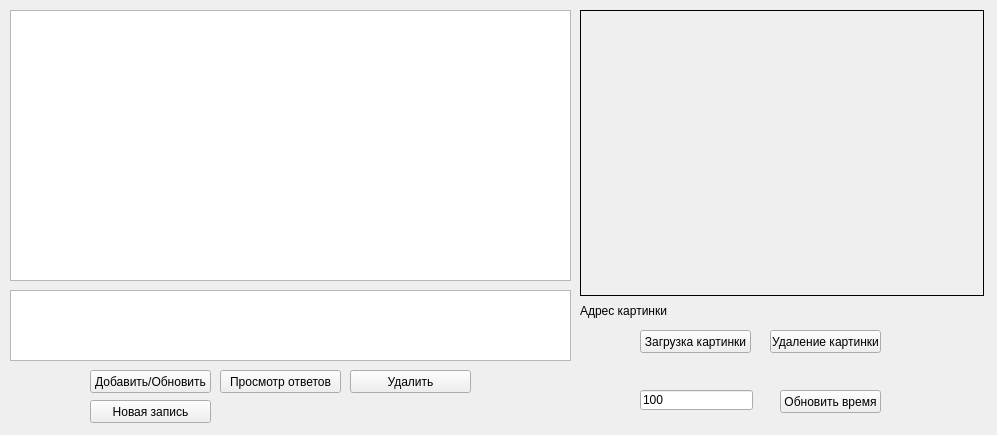
This is server/UI/edit_questions.ui in Scykorr/dmitr_client_serv_test as Qt 5 draws it before an edit. The edited form follows.
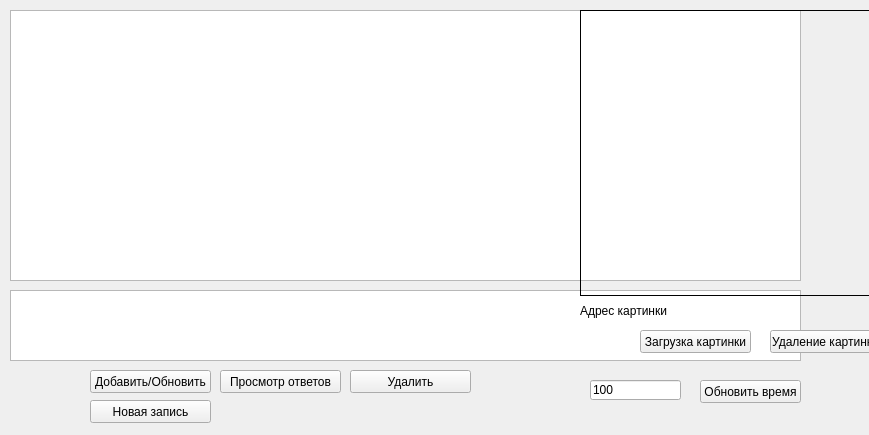
This is the edited form.

```diff
--- a/server/UI/edit_questions.ui
+++ b/server/UI/edit_questions.ui
@@ -6,7 +6,7 @@
    <rect>
     <x>0</x>
     <y>0</y>
-    <width>997</width>
+    <width>869</width>
     <height>435</height>
    </rect>
   </property>
@@ -18,7 +18,7 @@
     <rect>
      <x>10</x>
      <y>10</y>
-     <width>561</width>
+     <width>791</width>
      <height>271</height>
     </rect>
    </property>
@@ -28,7 +28,7 @@
     <rect>
      <x>10</x>
      <y>290</y>
-     <width>561</width>
+     <width>791</width>
      <height>71</height>
     </rect>
    </property>
@@ -143,9 +143,9 @@
   <widget class="QLineEdit" name="lineEdit_update_time">
    <property name="geometry">
     <rect>
-     <x>640</x>
-     <y>390</y>
-     <width>113</width>
+     <x>590</x>
+     <y>380</y>
+     <width>91</width>
      <height>20</height>
     </rect>
    </property>
@@ -156,8 +156,8 @@
   <widget class="QPushButton" name="pushButton_update_time">
    <property name="geometry">
     <rect>
-     <x>780</x>
-     <y>390</y>
+     <x>700</x>
+     <y>380</y>
      <width>101</width>
      <height>23</height>
     </rect>
```
